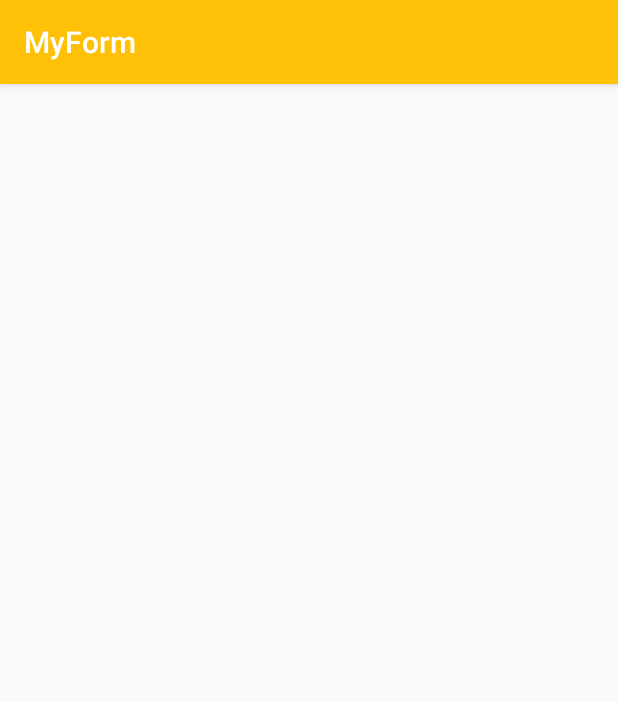
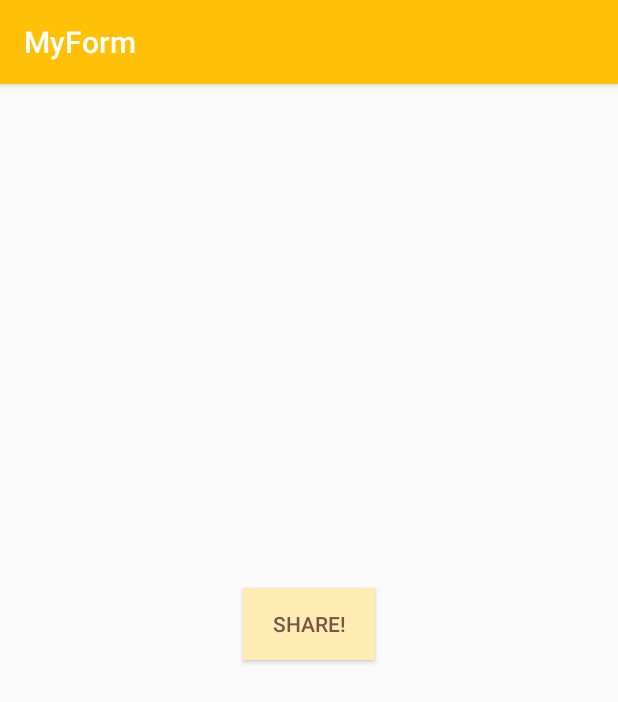
Before and after one commit to juliolopeztorres/android_course_session_01_lab, an Android app: the ThirdActivity screen opened directly, with no data from a screen before it, on a phone screen of 412 x 824 dp. Shown: the top 702 px of the screen. Run offline under Robolectric (Android 15) with nearby library versions, the light colour scheme and no system bars.

Commit message:
feat: Update the view of the ThirdActivity layout

```diff
--- a/app/src/main/res/layout/activity_third.xml
+++ b/app/src/main/res/layout/activity_third.xml
@@ -1,9 +1,40 @@
 <?xml version="1.0" encoding="utf-8"?>
-<android.support.constraint.ConstraintLayout xmlns:android="http://schemas.android.com/apk/res/android"
-    xmlns:app="http://schemas.android.com/apk/res-auto"
+<RelativeLayout
+    xmlns:android="http://schemas.android.com/apk/res/android"
     xmlns:tools="http://schemas.android.com/tools"
     android:layout_width="match_parent"
     android:layout_height="match_parent"
     tools:context="oob.myform.ThirdActivity">
 
-</android.support.constraint.ConstraintLayout>
+    <RelativeLayout
+        android:id="@+id/relativeLayoutMidBtn"
+        android:layout_width="match_parent"
+        android:layout_height="match_parent"
+        android:gravity="center"
+        android:layout_above="@id/btnShare"
+        >
+        <Button
+            android:id="@+id/btnCheck"
+            android:layout_width="wrap_content"
+            android:layout_height="wrap_content"
+            android:text="@string/btnShare"
+            android:background="@color/colorPrimaryLight"
+            android:textColor="@color/colorAccent"
+            />
+    </RelativeLayout>
+
+    <Button
+        android:id="@+id/btnShare"
+        android:visibility="invisible"
+        android:layout_width="wrap_content"
+        android:layout_height="wrap_content"
+        android:text="@string/btnNext"
+        android:layout_alignParentRight="true"
+        android:layout_alignParentEnd="true"
+        android:layout_alignParentLeft="true"
+        android:layout_alignParentStart="true"
+        android:layout_alignParentBottom="true"
+        android:background="@color/colorAccent"
+        android:textColor="@color/colorDivider"
+        />
+</RelativeLayout>
--- a/app/src/main/res/values/strings.xml
+++ b/app/src/main/res/values/strings.xml
@@ -11,4 +11,5 @@
     <string name="warningNoGreetingSelected">You must choose one option of Greeting</string>
     <string name="warningLowAge">Minimal age is 16!</string>
     <string name="warningHighAge">Maximal age is 60!</string>
+    <string name="btnShare">Share!</string>
 </resources>
```
